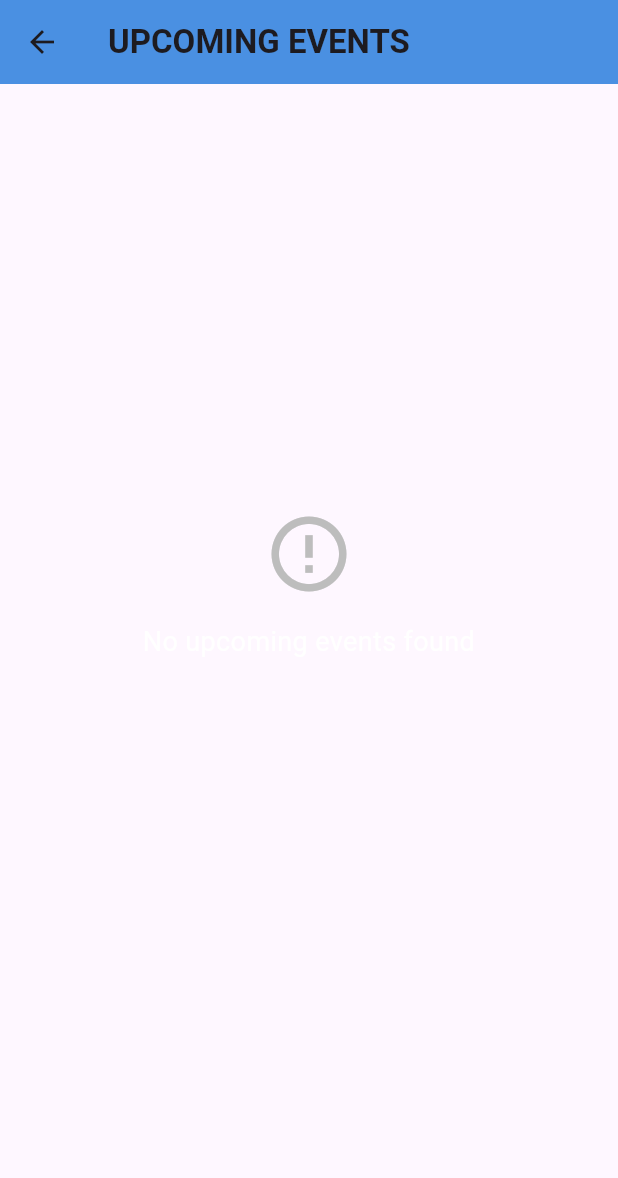
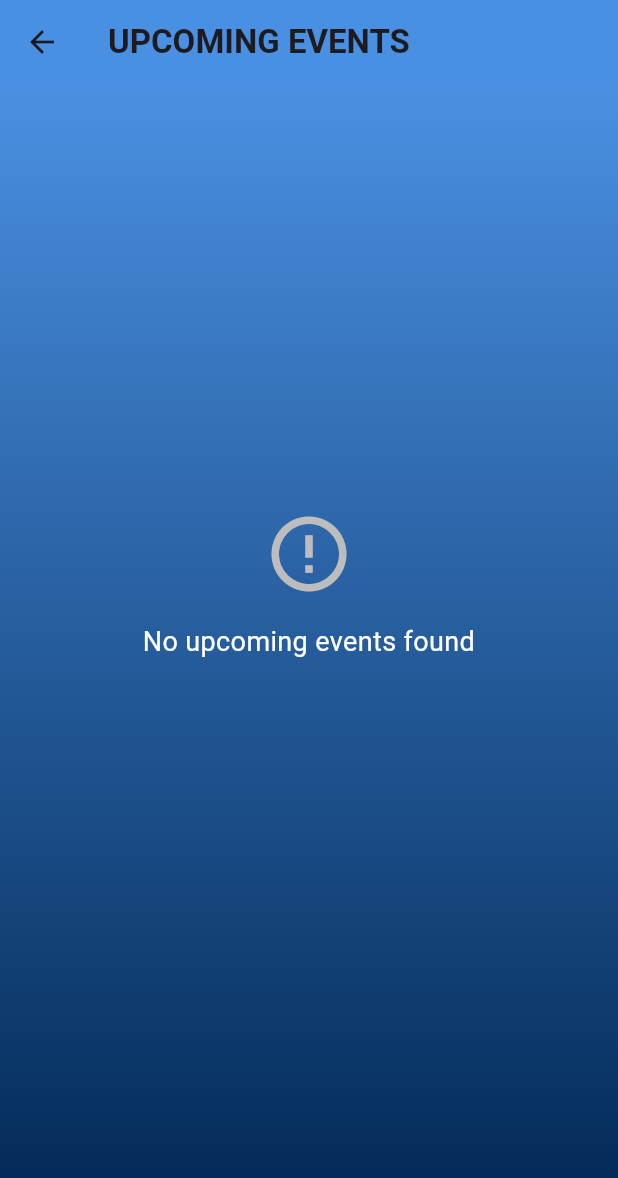
Before and after one commit to RohitSth/xploverse_flutter, a Flutter app: the EventsScreen screen opened directly, on a phone screen of 412 x 824 dp. Shown: the top 1178 px of the screen. Run offline on Flutter 3.47's test engine with Material 3 defaults, Android fonts, the phone set to English and light mode, and no system bars; our stand-ins replace carousel_slider, cloud_firestore, firebase_auth, firebase_core, firebase_storage, flutter_compass and 13 more; accounts and stored records are empty; generated files the repository leaves out were written again; network calls fail; statements that could not run were skipped.

Commit message:
fix :: fixed the gradient bg of upcomming events

```diff
--- a/lib/features/event/presentation/view/event_screen.dart
+++ b/lib/features/event/presentation/view/event_screen.dart
@@ -23,10 +23,23 @@ class EventsScreen extends ConsumerWidget {
         ),
         elevation: 0,
       ),
-      body: Stack(
-        children: [
-          // Background Gradient
-          Column(
+      body: Container(
+        decoration: BoxDecoration(
+          gradient: LinearGradient(
+            colors: isDarkMode
+                ? [
+                    const Color.fromARGB(255, 0, 0, 0),
+                    const Color.fromARGB(255, 0, 38, 82),
+                  ]
+                : [
+                    const Color(0xFF4A90E2),
+                    const Color.fromARGB(255, 0, 38, 82),
+                  ],
+            begin: Alignment.topCenter,
+            end: Alignment.bottomCenter,
+          ),
+        ),
+        child: Column(
           children: [
             Expanded(
               child: StreamBuilder<QuerySnapshot>(
@@ -61,8 +74,8 @@ class EventsScreen extends ConsumerWidget {
                     ),
                     itemCount: filteredEvents.length,
                     itemBuilder: (context, index) {
-                        final eventData = filteredEvents[index].data()
-                            as Map<String, dynamic>;
+                      final eventData =
+                          filteredEvents[index].data() as Map<String, dynamic>;
                       final eventId = filteredEvents[index].id;
 
                       return _buildEventCard(
@@ -75,7 +88,6 @@ class EventsScreen extends ConsumerWidget {
             const SizedBox(height: 100),
           ],
         ),
-        ],
       ),
     );
   }
```
Lines whose indentation alone changed are shown as unchanged.
